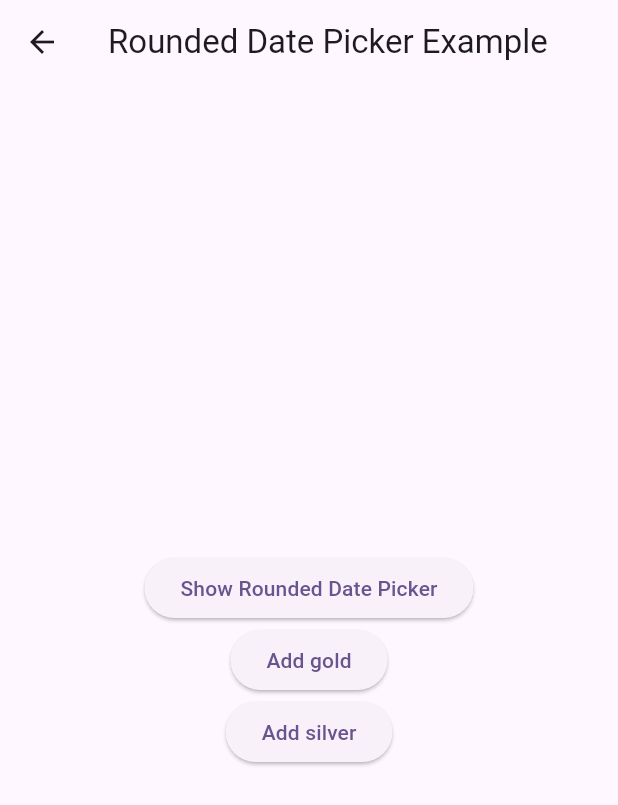
After one commit to mahbub-hasan-abid/flutter_test, a Flutter app: the DatePickerPage screen opened directly, after a tap on "Add gold", on a phone screen of 412 x 824 dp. The commit adds this screen. Shown: the top 805 px of the screen. Run offline on Flutter 3.47's test engine with Material 3 defaults, Android fonts, the phone set to English and light mode, and no system bars; our stand-ins replace cloud_firestore, connectivity_plus, firebase_auth, firebase_core, flare_flutter, fluttertoast and 5 more; missing offline and left inert: animated_digit, flutter_rounded_date_picker; accounts and stored records are empty.

Commit message:
custom date picker ,, highlight date

```diff
--- a/lib/custome button/white_backbround_elevatrd_button.dart
+++ b/lib/custome button/white_backbround_elevatrd_button.dart
@@ -35,7 +35,8 @@ class _AnimatedButtonState extends State<AnimatedButton> {
                         borderRadius: BorderRadius.circular(155))),
               ),
               onPressed: () {},
-              child: Icon(Icons.add))),
+              child: Icon(Icons.add))
+              ),
     );
   }
 }
--- /dev/null
+++ b/lib/date picker/custom_date_picker.dart
@@ -0,0 +1,233 @@
+import 'package:cloud_firestore/cloud_firestore.dart';
+import 'package:flutter/material.dart';
+import 'package:flutter_rounded_date_picker/flutter_rounded_date_picker.dart';
+import 'package:intl/intl.dart';
+
+class DatePickerPage extends StatefulWidget {
+  @override
+  _DatePickerPageState createState() => _DatePickerPageState();
+}
+
+class _DatePickerPageState extends State<DatePickerPage> {
+  DateTime? _selectedDate;
+  final Map<String, Set<String>> highlightedDates2 = {
+    '2024-06-20': {'gold'},
+    '2024-07-04': {'silver'},
+    '2024-08-15': {'gold', 'silver'},
+    '2024-08-16': {'silver'},
+  };
+  Map<String, Set<String>> _highlightedDates = {};
+  Future<void> _showRoundedDatePicker() async {
+    DateTime? newDateTime = await showRoundedDatePicker(
+      context: context,
+      initialDate: _selectedDate ?? DateTime.now(),
+      firstDate: DateTime(1900),
+      lastDate: DateTime(3000),
+      borderRadius: 16,
+      theme: ThemeData(
+        primaryColor: Colors.green,
+        hintColor: Colors.yellow,
+        dialogBackgroundColor: Colors.white,
+      ),
+      builderDay: (dateTime, isCurrentDay, isSelected, defaultTextStyle) {
+        if (isSelected) {
+          return Container(
+            decoration: BoxDecoration(
+                color: Color.fromARGB(255, 223, 216, 206),
+                border: Border.all(color: Colors.black),
+                shape: BoxShape.circle),
+            child: Center(
+              child: Text(
+                dateTime.day.toString(),
+                style: defaultTextStyle,
+              ),
+            ),
+          );
+        }
+
+        ///  String formattedDate = DateFormat('yyyy-MM-dd').format(dateTime);
+        String formattedDate =
+            '${dateTime.year}-${dateTime.month.toString().padLeft(2, '0')}-${dateTime.day.toString().padLeft(2, '0')}';
+        print('formattedDate------------------');
+        print(formattedDate);
+        //  Set<String>? highlightTypes = _highlightedDates[formattedDate];
+        Set<String>? highlightTypes = highlightedDates2[formattedDate];
+        print('highlightTypes------------------');
+        print(highlightTypes);
+        if (highlightTypes != null) {
+          if (highlightTypes.contains('gold') &&
+              highlightTypes.contains('silver')) {
+            return Container(
+              decoration: BoxDecoration(
+                shape: BoxShape.circle,
+                gradient: SweepGradient(
+                  colors: [
+                    Colors.amber,
+                    Colors.amber,
+                    Colors.grey,
+                    Colors.grey
+                  ],
+                  stops: [0.0, 0.5, 0.5, 1.0],
+                ),
+              ),
+              child: Center(
+                child: Text(
+                  dateTime.day.toString(),
+                  style: defaultTextStyle,
+                ),
+              ),
+            );
+          } else if (highlightTypes.contains('gold')) {
+            return Container(
+              decoration: BoxDecoration(
+                border: Border.all(color: Colors.amber, width: 4),
+                shape: BoxShape.circle,
+              ),
+              child: Center(
+                child: Text(
+                  dateTime.day.toString(),
+                  style: defaultTextStyle,
+                ),
+              ),
+            );
+          } else if (highlightTypes.contains('silver')) {
+            return Container(
+              decoration: BoxDecoration(
+                border: Border.all(color: Colors.grey, width: 4),
+                shape: BoxShape.circle,
+              ),
+              child: Center(
+                child: Text(
+                  dateTime.day.toString(),
+                  style: defaultTextStyle,
+                ),
+              ),
+            );
+          }
+        }
+
+        return Container(
+          child: Center(
+            child: Text(
+              dateTime.day.toString(),
+              style: defaultTextStyle,
+            ),
+          ),
+        );
+      },
+    );
+
+    if (newDateTime != null) {
+      setState(() {
+        _selectedDate = newDateTime;
+      });
+    }
+  }
+
+  Future<void> _fetchHighlightedDates() async {
+    Map<String, Set<String>> highlightedDates = await getHighlightedDates();
+    setState(() {
+      _highlightedDates = highlightedDates;
+      print('-----------------------------------------------------');
+      print(highlightedDates);
+      print(highlightedDates2);
+    });
+  }
+
+  @override
+  void initState() {
+    // TODO: implement initState
+    super.initState();
+    _fetchHighlightedDates();
+  }
+
+  @override
+  Widget build(BuildContext context) {
+    return Scaffold(
+      appBar: AppBar(
+        title: Text('Rounded Date Picker Example'),
+      ),
+      body: Center(
+        child: Column(
+          mainAxisAlignment: MainAxisAlignment.center,
+          children: [
+            ElevatedButton(
+              onPressed: _showRoundedDatePicker,
+              child: Text('Show Rounded Date Picker'),
+            ),
+            if (_selectedDate != null)
+              Padding(
+                padding: const EdgeInsets.all(8.0),
+                child: Text(
+                  'Selected Date: ${_selectedDate!.toLocal()}',
+                  style: TextStyle(fontSize: 16),
+                ),
+              ),
+            ElevatedButton(
+                onPressed: () {
+                  //have to send value to the  firebase
+                  addOrUpdateHighlight(DateTime.now(), 'gold');
+                  setState(() {});
+                },
+                child: Text('Add gold')),
+            ElevatedButton(
+                onPressed: () {
+                  addOrUpdateHighlight(DateTime.now(), 'silver');
+                  setState(() {});
+                },
+                child: Text('Add silver'))
+          ],
+        ),
+      ),
+    );
+  }
+}
+
+Future<void> addOrUpdateHighlight(DateTime date, String highlight) async {
+  String formattedDate =
+      '${date.year}-${date.month.toString().padLeft(2, '0')}-${date.day.toString().padLeft(2, '0')}';
+
+  FirebaseFirestore db = FirebaseFirestore.instance;
+  DocumentReference docRef =
+      db.collection("highlighted_dates").doc(formattedDate);
+
+  // Check if the document exists
+  DocumentSnapshot docSnapshot = await docRef.get();
+
+  if (docSnapshot.exists) {
+    // Ensure the data is properly cast to Map<String, dynamic>
+    Map<String, dynamic> data = docSnapshot.data() as Map<String, dynamic>;
+    Set<String> highlights = Set<String>.from(data['highlights'] ?? []);
+    highlights.add(highlight);
+    await docRef.set({'highlights': highlights.toList()});
+  } else {
+    // If it doesn't exist, create a new document
+    await docRef.set({
+      'highlights': [highlight]
+    });
+  }
+}
+
+Future<Map<String, Set<String>>> getHighlightedDates() async {
+  FirebaseFirestore db = FirebaseFirestore.instance;
+  QuerySnapshot querySnapshot = await db.collection("highlighted_dates").get();
+
+  Map<String, Set<String>> highlightedDates = {};
+
+  for (QueryDocumentSnapshot doc in querySnapshot.docs) {
+    print("date from  getHighlightedDates------------------");
+    String dateStr = doc.id; // e.g., "2024-7-4"
+    List<String> highlightList =
+        List<String>.from((doc.data() as Map<String, dynamic>)['highlights']);
+    List<int> dateParts = dateStr.split('-').map((e) => int.parse(e)).toList();
+    DateTime date = DateTime(dateParts[0], dateParts[1], dateParts[2]);
+
+    print("date: $date");
+    print(dateParts[0]);
+    highlightedDates[
+            '${dateParts[0]}-${dateParts[1].toString().padLeft(2, '0')}-${dateParts[2].toString().padLeft(2, '0')}'] =
+        highlightList.toSet();
+  }
+
+  return highlightedDates;
+}
--- a/pubspec.yaml
+++ b/pubspec.yaml
@@ -59,6 +59,7 @@ dependencies:
 
   path_provider: ^2.1.2
   flutter_typeahead: ^5.0.1
+  flutter_rounded_date_picker: ^3.0.4
 flutter_launcher_icons:
   android: "launcher_icon"
   ios: true
```
Also changed, not shown: pubspec.lock.
